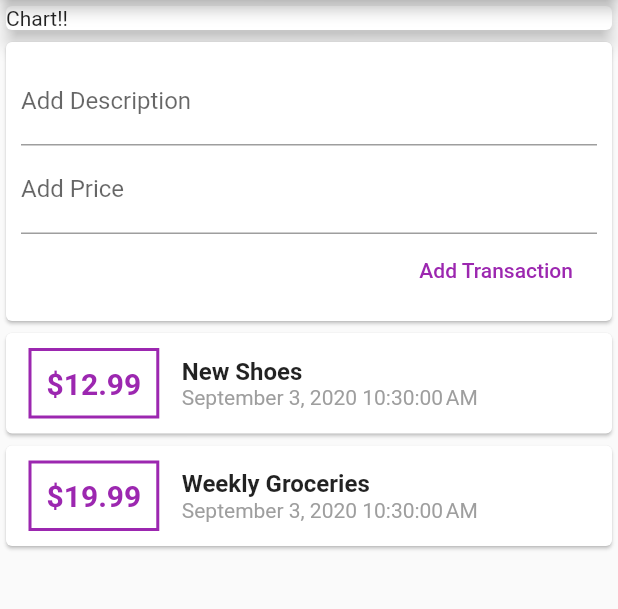
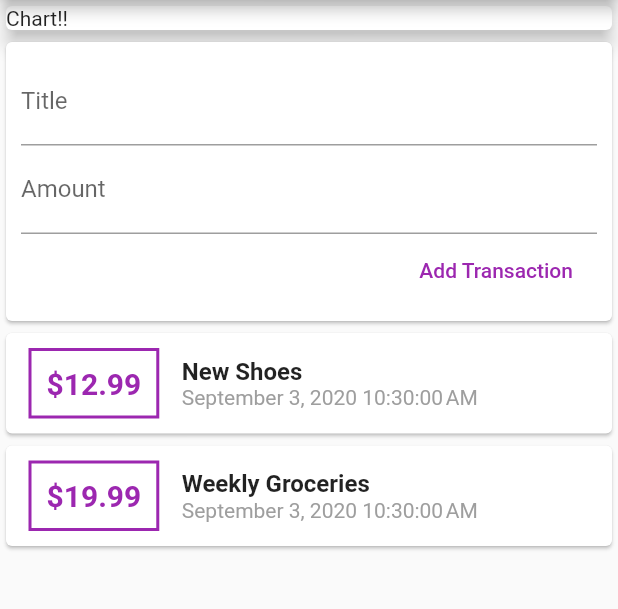
Before and after one commit to MyoMyatAung/Personal_Expense, a Flutter app: the screen it shows after launch, on a phone screen of 412 x 824 dp, the part 84-693 px from its top. Run offline on Flutter 3.47's test engine with Material 2 defaults, Android fonts, the phone set to English and light mode, and no system bars.

Commit message:
Add input controller object to TextFields

```diff
--- a/personal_expense/lib/main.dart
+++ b/personal_expense/lib/main.dart
@@ -49,6 +49,9 @@ class MyHomePage extends StatelessWidget {
     ),
   ];
 
+  final titleTextController = TextEditingController();
+  final amountTextController = TextEditingController();
+
   @override
   Widget build(BuildContext context) {
     return Scaffold(
@@ -72,13 +75,16 @@ class MyHomePage extends StatelessWidget {
                 crossAxisAlignment: CrossAxisAlignment.end,
                 children: [
                   TextField(
-                    decoration: InputDecoration(labelText: 'Add Description'),
+                    decoration: InputDecoration(labelText: 'Title'),
+                    controller: titleTextController,
                   ),
                   TextField(
-                    decoration: InputDecoration(labelText: 'Add Price'),
+                    decoration: InputDecoration(labelText: 'Amount'),
+                    controller: amountTextController,
                   ),
                   FlatButton(
-                    onPressed: () {},
+                    onPressed: () {
+                    },
                     child: Text(
                       'Add Transaction',
                     ),
```
